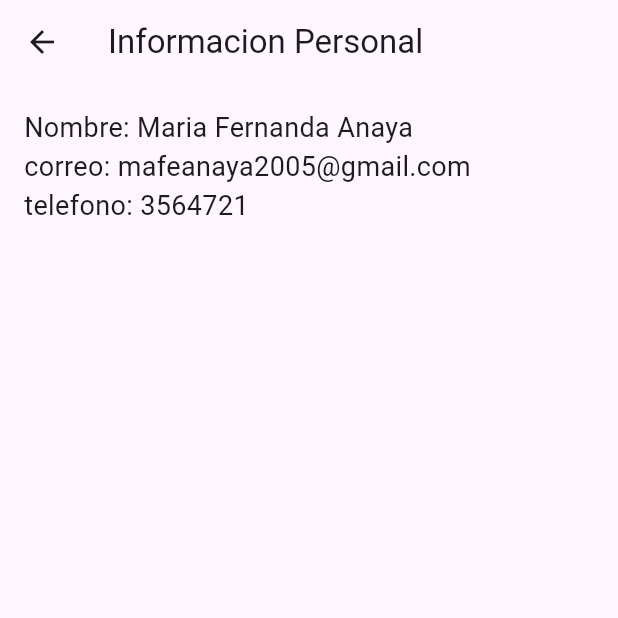
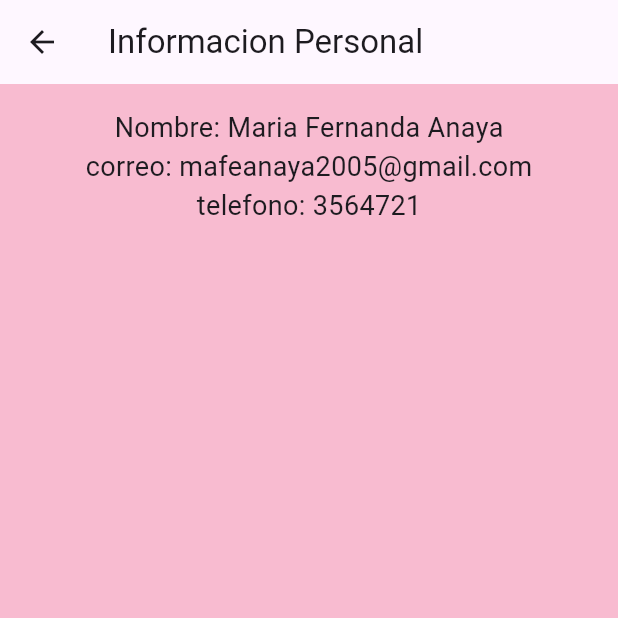
Before and after one commit to mariaanaya22/HojadeVida2, a Flutter app: the screen it shows after launch, in the side drawer, after a tap on "Datos personales", on a phone screen of 412 x 824 dp, the top half of it. Run offline on Flutter 3.47's test engine with Material 3 defaults, Android fonts, the phone set to English and light mode, and no system bars; network calls fail.

Commit message:
Cambios en screens

```diff
--- a/lib/main.dart
+++ b/lib/main.dart
@@ -1,5 +1,5 @@
 import 'package:flutter/material.dart';
-import 'package:flutter_hojadevida_1/screens/Inicio.dart';
+import 'package:flutter_hojadevida_1/screens/Menu.dart';
 
 void main(){
   runApp(portafolio());
@@ -10,10 +10,8 @@ class portafolio extends  StatelessWidget {
     return MaterialApp(
       debugShowCheckedModeBanner: false,
       title: 'curriculum vitae',
-      theme: ThemeData(
-        primarySwatch: Colors.pink
-      ),
-      home: Inicio(),
+
+      home: Menu(),
     );
   }
 }
--- a/lib/screens/Inicio.dart
+++ /dev/null
@@ -1,52 +0,0 @@
-import 'package:flutter/material.dart';
-import 'package:flutter_hojadevida_1/screens/Lenguajes.dart';
-import 'package:flutter_hojadevida_1/screens/Personal.dart';
-
-
-
-class Inicio extends StatelessWidget {
- @override
-  Widget build(BuildContext context) {
-    return  Scaffold(
-      appBar: AppBar(
-        title: Text('mi portafolio'),
-      ),
-      drawer:  Drawer(
-        child: ListView(
-          padding: EdgeInsets.zero,
-          children: [
-            DrawerHeader(child: Text('Menu', style: TextStyle(color: Colors.white, fontSize: 24)
-            ),
-            decoration:BoxDecoration(
-            color: Colors.black
-            ),
-          ),
-          ListTile(
-            title: Text('Datos personales'),
-            onTap: (){
-              Navigator.push(
-                context,
-                MaterialPageRoute(builder: (context)=> personalinfo())
-                );
-            },
-          ),
-
-
-
-                  ListTile(
-            title: Text('Educacion'),
-           onTap: (){
-              Navigator.push(
-                context,
-                MaterialPageRoute(builder: (context)=>  Lenguajes())
-                );
-
-            },
-          ),
-
-          ],
-        ),
-      ),
-    );
-  }
-}
--- a/lib/screens/Lenguajes.dart
+++ b/lib/screens/Lenguajes.dart
@@ -4,6 +4,7 @@ class Lenguajes extends StatelessWidget {
   @override
   Widget build(BuildContext context) {
     return Scaffold(
+      backgroundColor: Colors.purple[100],
       appBar: AppBar(title: Text('Habilidades')),
       body: Padding(
         padding: EdgeInsets.all(16.0),
--- /dev/null
+++ b/lib/screens/Menu.dart
@@ -0,0 +1,112 @@
+import 'package:flutter/material.dart';
+import 'package:flutter_hojadevida_1/screens/Lenguajes.dart';
+import 'package:flutter_hojadevida_1/screens/Personal.dart';
+import 'package:flutter_hojadevida_1/screens/Referencias.dart';
+
+class Menu extends StatefulWidget {
+  const Menu({super.key});
+
+  @override
+  State<Menu> createState() => _MenuState();
+}
+
+class _MenuState extends State<Menu> {
+  @override
+  Widget build(BuildContext context) {
+    return Scaffold(
+      appBar: AppBar(
+        title: Text('Curriculum'),
+
+        backgroundColor: Colors.white,
+        iconTheme: IconThemeData(color: Colors.black),
+      ),
+      drawer: Drawer(
+        child: ListView(
+          padding: EdgeInsets.zero,
+          children: [
+          SizedBox(height: 10),
+            DrawerHeader(
+              child: Text(
+                'Menu',
+                style: TextStyle(color: Colors.grey, fontSize: 20),
+              ),
+
+            ),
+            ListTile(
+              title: Text('Datos personales'),
+              leading: Icon(Icons.emoji_emotions_sharp ),
+              trailing: Icon(Icons.arrow_forward_outlined),
+              onTap: () {
+                Navigator.push(
+                  context,
+                  MaterialPageRoute(builder: (context) => personalinfo()),
+                );
+              },
+            ),
+            ListTile(
+              title: Text('Educación'),
+              leading: Icon(Icons.cast_for_education),
+              trailing: Icon(Icons.arrow_forward_outlined),
+
+              onTap: () {
+                Navigator.push(
+                  context,
+                  MaterialPageRoute(builder: (context) => Lenguajes()),
+                );
+              },
+            ),
+             ListTile(
+              title: Text('Referencia'),
+              leading: Icon(Icons.android_rounded),
+              trailing: Icon(Icons.arrow_forward_outlined),
+
+              onTap: () {
+                Navigator.push(
+                  context,
+                  MaterialPageRoute(builder: (context) => Referencias()),
+                );
+              },
+            ),
+          ],
+        ),
+      ),
+      body: Container(
+        color: Colors.black,
+        padding: EdgeInsets.all(16),
+        child: ListView(
+        children: [
+          const SizedBox(height: 16),
+          Image.network(
+            "assets/images/yo.jpeg",
+            height: 250,
+            width: 290,
+
+
+          ),
+          SizedBox(height: 10),
+          Text(
+            "Busqueda Sobre Maria:",
+            style: TextStyle(
+              fontSize: 30,
+              fontWeight: FontWeight.bold,
+              color: Colors.white,
+            ),
+          ),
+          SizedBox(height: 20),
+          TextFormField(
+            decoration: InputDecoration(
+              labelText: 'Conocimientos',
+              border: OutlineInputBorder(
+                borderRadius: BorderRadius.circular(30),
+
+              ),
+
+            ),
+
+          ),
+        ],
+      ),
+    ),
+    );
+  }
+}
--- a/lib/screens/Personal.dart
+++ b/lib/screens/Personal.dart
@@ -4,15 +4,16 @@ class personalinfo extends  StatelessWidget {
    @override
   Widget build(BuildContext context) {
     return Scaffold(
+      backgroundColor: Colors.pink[100],
       appBar: AppBar(title: Text('Informacion Personal')),
       body: Padding(
         padding: EdgeInsets.all(16.0),
         child: Column(
             crossAxisAlignment: CrossAxisAlignment.start,
-      children: [
-        Text('Nombre: Maria Fernanda Anaya', style: TextStyle(fontSize: 18)),
-        Text('correo: mafeanaya2005@gmail.com', style: TextStyle(fontSize: 18)),
-        Text('telefono: 3564721', style: TextStyle(fontSize: 18)),
+      children:  [
+      Center(child:  Text('Nombre: Maria Fernanda Anaya', style: TextStyle(fontSize: 18))),
+      Center(child:    Text('correo: mafeanaya2005@gmail.com', style: TextStyle(fontSize: 18))),
+     Center(child:     Text('telefono: 3564721', style: TextStyle(fontSize: 18))),
       ],
         ),
 
--- a/pubspec.yaml
+++ b/pubspec.yaml
@@ -53,10 +53,13 @@ dev_dependencies:
 # The following section is specific to Flutter packages.
 flutter:
 
+
   # The following line ensures that the Material Icons font is
   # included with your application, so that you can use the icons in
   # the material Icons class.
   uses-material-design: true
+  assets:
+    - assets/images/yo.jpeg
 
   # To add assets to your application, add an assets section, like this:
   # assets:
```
Also changed, not shown: lib/screens/Referencias.dart (added, +22 -0 lines), assets/images/yo.jpeg (added).
